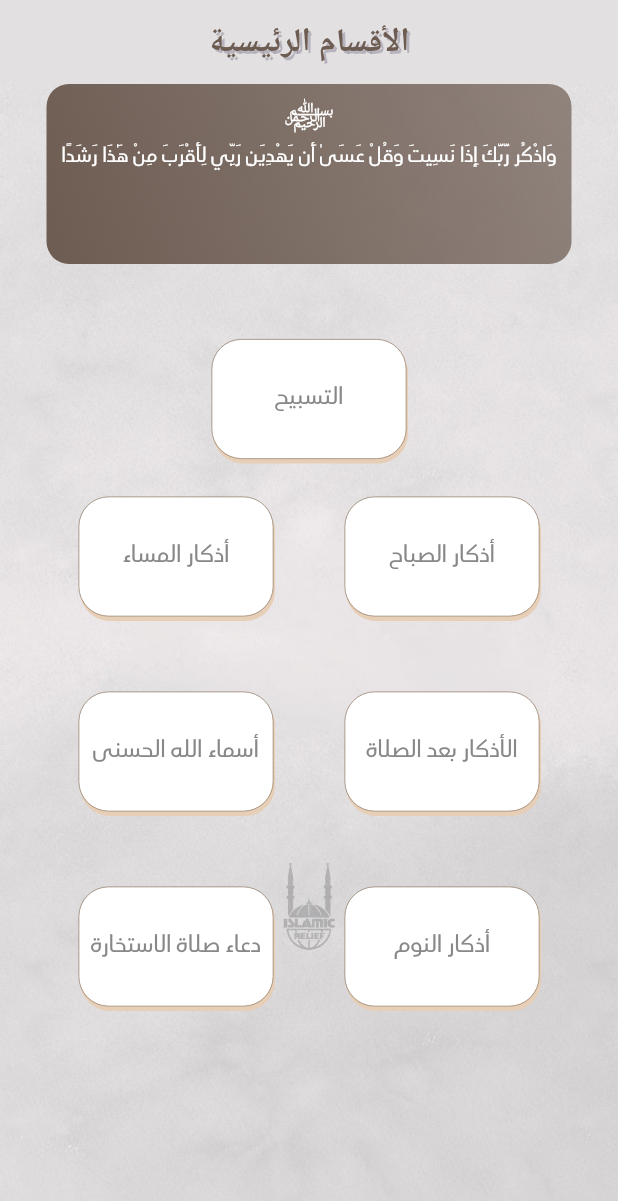
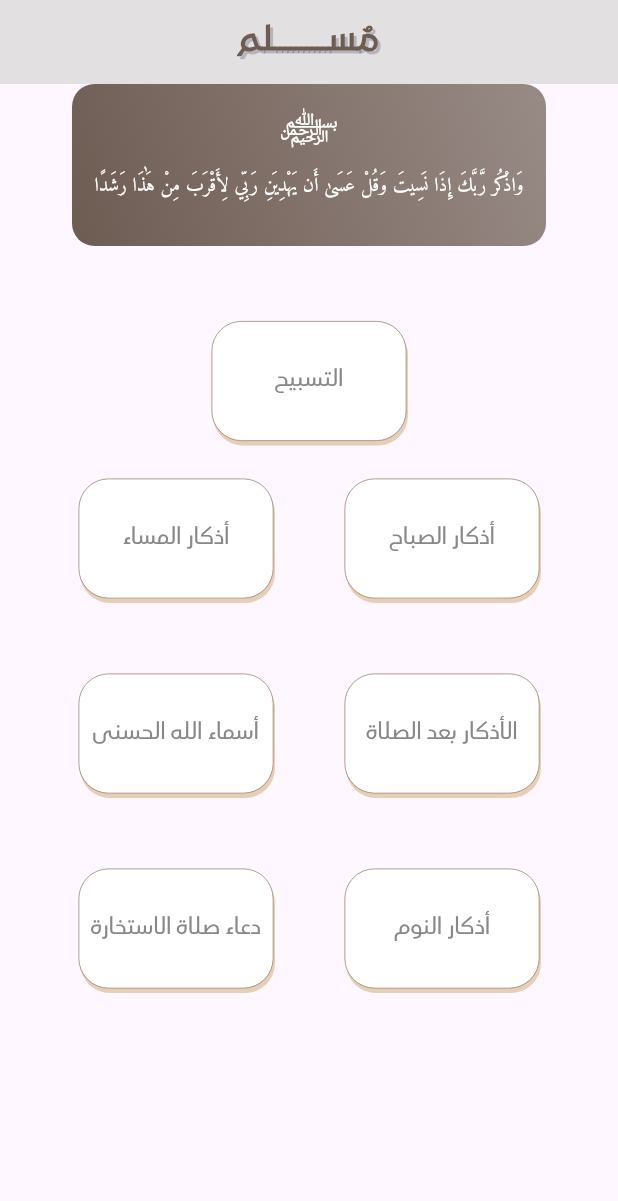
Before and after one commit to MohamedAbdelmaboud/azkar-app, a Flutter app: the screen it shows after launch, on a phone screen of 412 x 824 dp. Shown: the top 1201 px of the screen. Run offline on Flutter 3.47's test engine with Material 3 defaults, Android fonts, the phone set to English and light mode, and no system bars; our stand-ins replace audioplayers, device_preview, gap, go_router, google_fonts, percent_indicator and 1 more.

Commit message:
refactor the code and add some fonts

```diff
--- a/lib/core/routing/app_router.dart
+++ b/lib/core/routing/app_router.dart
@@ -1,10 +1,13 @@
 import 'package:go_router/go_router.dart';
 import 'package:sebha/features/splash/ui/views/splash_view.dart';
+
+import '../../screens/home_view.dart';
 
 class AppRouter {
   static const String splash = '/';
   static const String azkar = '/azkar';
   static const String sebha = '/sebha';
+  static const String home = '/home';
   static const String azkarDetails = '/azkarDetails';
   static final router = GoRouter(
     routes: [
@@ -12,6 +15,10 @@ class AppRouter {
         path: splash,
         builder: (context, state) => const SplashView(),
       ),
+      GoRoute(
+        path: home,
+        builder: (context, state) => const HomeView(),
+      )
     ],
   );
 }
--- a/lib/screens/home_view.dart
+++ b/lib/screens/home_view.dart
@@ -1,5 +1,6 @@
 import 'package:audioplayers/audioplayers.dart';
 import 'package:flutter/material.dart';
+import 'package:gap/gap.dart';
 import 'package:sebha/core/themes/app_colors.dart';
 import 'package:sebha/screens/husna_view.dart';
 import 'package:sebha/widgets/CustomInkWell.dart';
@@ -56,10 +57,11 @@ class _HomeViewState extends State<HomeView> {
         backgroundColor: const Color(0xffe2e0e1),
         centerTitle: true,
         title: const Text(
-          'الأقسام الرئيسية',
+          'مُســــــــــلم',
           style: TextStyle(
             color: AppColors.mainColor,
             fontWeight: FontWeight.bold,
+            fontFamily: 'Kufam',
             shadows: [
               Shadow(
                 color: Color.fromARGB(66, 61, 50, 82),
@@ -69,55 +71,9 @@ class _HomeViewState extends State<HomeView> {
           ),
         ),
       ),
-      body: Container(
-        width: double.infinity,
-        decoration: const BoxDecoration(
-            image: DecorationImage(
-                image: AssetImage("assets/images/home.jpg"),
-                fit: BoxFit.cover)),
-        child: Column(
+      body: Column(
         children: [
-            Container(
-              decoration: BoxDecoration(
-                gradient: LinearGradient(
-                  begin: Alignment.bottomLeft,
-                  end: Alignment.topRight,
-                  colors: [
-                    AppColors.mainColor,
-                    AppColors.mainColor.withOpacity(0.7),
-                  ],
-                ),
-                borderRadius: BorderRadius.circular(15),
-              ),
-              width: 350,
-              height: 120,
-              child: const Column(
-                children: [
-                  Padding(
-                    padding: EdgeInsets.all(8.0),
-                    child: Text(
-                      "﷽",
-                      textAlign: TextAlign.center,
-                      style: TextStyle(
-                        color: Colors.white,
-                        fontFamily: "questv",
-                        fontSize: 17,
-                        fontWeight: FontWeight.bold,
-                      ),
-                    ),
-                  ),
-                  Text(
-                    textAlign: TextAlign.center,
-                    "وَاذْكُر رَّبَّكَ إِذَا نَسِيتَ وَقُلْ عَسَىٰ أَن يَهْدِيَنِ رَبِّي لِأَقْرَبَ مِنْ هَٰذَا رَشَدًا",
-                    style: TextStyle(
-                      color: Colors.white,
-                      fontFamily: "questv",
-                      fontSize: 13,
-                    ),
-                  ),
-                ],
-              ),
-            ),
+          const HomeContainer(),
           const SizedBox(
             height: 50,
           ),
@@ -243,6 +199,56 @@ class _HomeViewState extends State<HomeView> {
           ),
         ],
       ),
+    );
+  }
+}
+
+class HomeContainer extends StatelessWidget {
+  const HomeContainer({
+    super.key,
+  });
+
+  @override
+  Widget build(BuildContext context) {
+    return Container(
+      decoration: BoxDecoration(
+        gradient: LinearGradient(
+          begin: Alignment.bottomLeft,
+          end: Alignment.topRight,
+          colors: [
+            AppColors.mainColor,
+            AppColors.mainColor.withOpacity(0.7),
+          ],
+        ),
+        borderRadius: BorderRadius.circular(15),
+      ),
+      child: const Padding(
+        padding: EdgeInsets.all(15.0),
+        child: Column(
+          children: [
+            Text(
+              "﷽",
+              textAlign: TextAlign.center,
+              style: TextStyle(
+                color: Colors.white,
+                fontFamily: "Kufam",
+                fontSize: 20,
+                fontWeight: FontWeight.bold,
+              ),
+            ),
+            Gap(15),
+            Text(
+              textAlign: TextAlign.center,
+              "وَاذْكُر رَّبَّكَ إِذَا نَسِيتَ وَقُلْ عَسَىٰ أَن يَهْدِيَنِ رَبِّي لِأَقْرَبَ مِنْ هَٰذَا رَشَدًا",
+              style: TextStyle(
+                color: Colors.white,
+                fontFamily: "Amiri",
+                fontSize: 13,
+              ),
+            ),
+            Gap(15),
+          ],
+        ),
       ),
     );
   }
```
Also changed, not shown: assets/fonts/New Text Document.txt (deleted, +0 -118 lines), lib/features/splash/ui/views/splash_view.dart (+3 -7 lines), lib/main.dart (+8 -1 lines), pubspec.yaml (+14 -0 lines), assets/fonts/Amiri-Regular.ttf (added), assets/fonts/Kufam-Regular.ttf (added), assets/fonts/Lateef-Regular.ttf (added), assets/fonts/Othmani.ttf (added), assets/images/mosque.png (added), pubspec.lock, 1 other file. Lines whose indentation alone changed are shown as unchanged.
